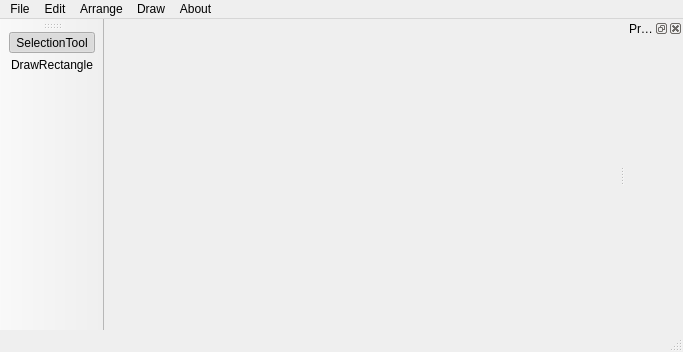
Above: Qt/DrawingApp/app/mainwindow.ui from bakabird/homie before the change. Below: the same form after it.
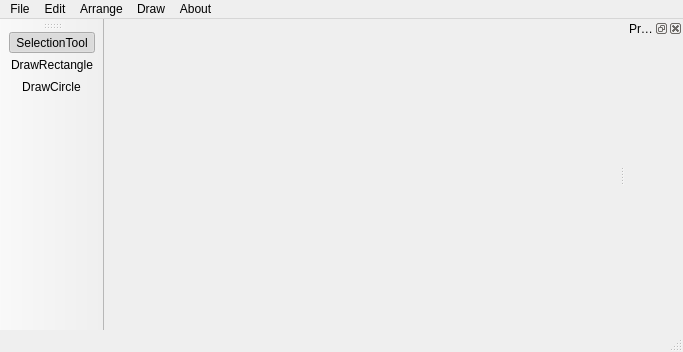
That is the form after the change. Icons and pictures are not drawn.

The edit to the form file:
```diff
--- a/Qt/DrawingApp/app/mainwindow.ui
+++ b/Qt/DrawingApp/app/mainwindow.ui
@@ -94,6 +94,7 @@
    </attribute>
    <addaction name="actionSelectionTool"/>
    <addaction name="actionDrawRectangle"/>
+   <addaction name="actionDrawCircle"/>
   </widget>
   <widget class="QDockWidget" name="dockWidget">
    <property name="focusPolicy">
```
